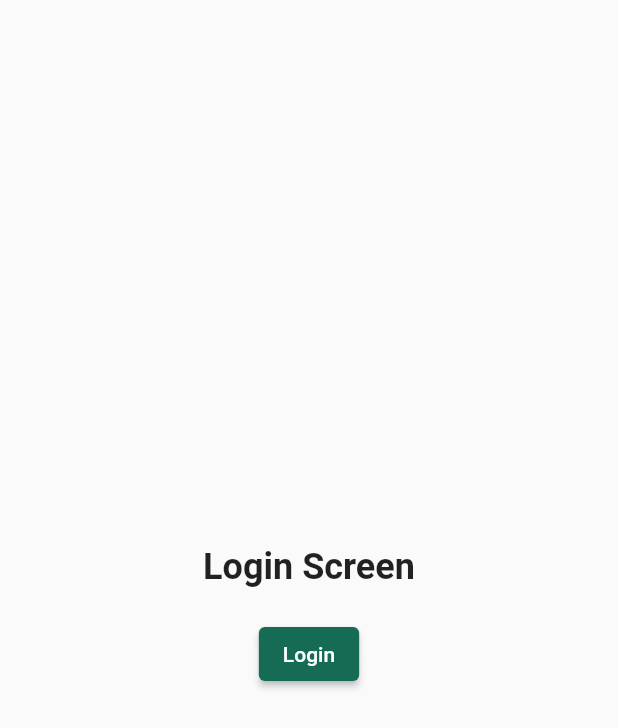
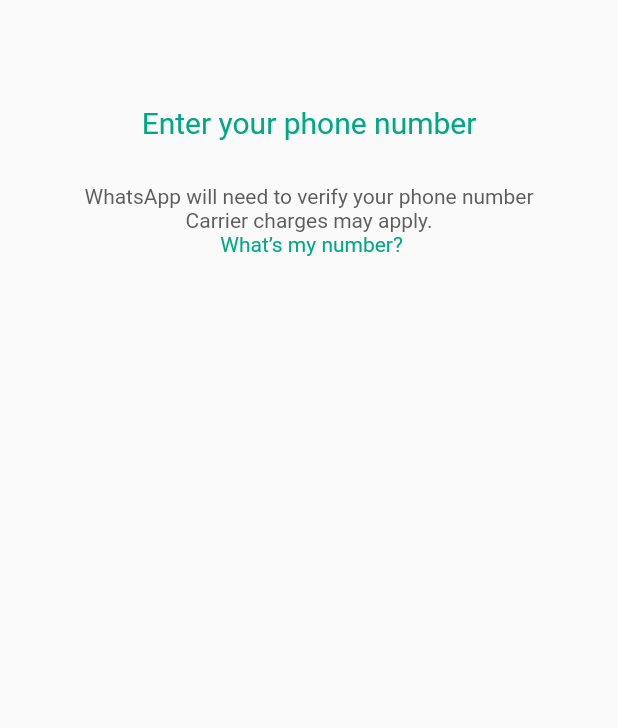
Before and after one commit to kushhmishra45-droid/beginning_of_new_chapter, a Flutter app: the screen it shows after launch, after a tap on "Agree and continue", on a phone screen of 412 x 824 dp. Shown: the top 728 px of the screen. Run offline on Flutter 3.47's test engine with Material 3 defaults, Android fonts, the phone set to English and light mode, and no system bars.

```diff
--- a/lib/Screens/login.dart
+++ b/lib/Screens/login.dart
@@ -1,3 +1,4 @@
+import 'package:begining_of_new_chapter/widgets/uihelper.dart';
 import 'package:flutter/material.dart';
 
 class LoginScreen extends StatelessWidget {
@@ -8,16 +9,15 @@
     return Scaffold(
       body: Center(
         child: Column(
-          mainAxisAlignment: MainAxisAlignment.center,
+        //  mainAxisAlignment: MainAxisAlignment.center,
           children: [
-            Text("Login Screen", style: TextStyle(fontSize: 24, fontWeight: FontWeight.bold)),
-            SizedBox(height: 20),
-            ElevatedButton(
-              onPressed: () {
-                // Handle login button press
-              },
-              child: Text("Login"),
-            ),
+        SizedBox(height: 70,),
+          Uihelper.CustomText(text: "Enter your phone number" , height: 20 ,color: Color(0XFF00A884),fontWeight: FontWeight.normal),
+          SizedBox(height: 30,),
+          Uihelper.CustomText(text: "WhatsApp will need to verify your phone number" , height: 14 ,color: Color(0XFF5E5E5E),fontWeight: FontWeight.normal),
+          Uihelper.CustomText(text: "Carrier charges may apply." , height: 14 ,color: Color(0XFF5E5E5E),fontWeight: FontWeight.normal),
+          Uihelper.CustomText(text: " What’s my number?" , height: 14 ,color: Color(0XFF00A884),fontWeight: FontWeight.normal),
+          SizedBox(height: 50,),
           ],
         ),
       ),
```
Also changed, not shown: lib/Screens/otpscreen.dart (added, +38 -0 lines).
